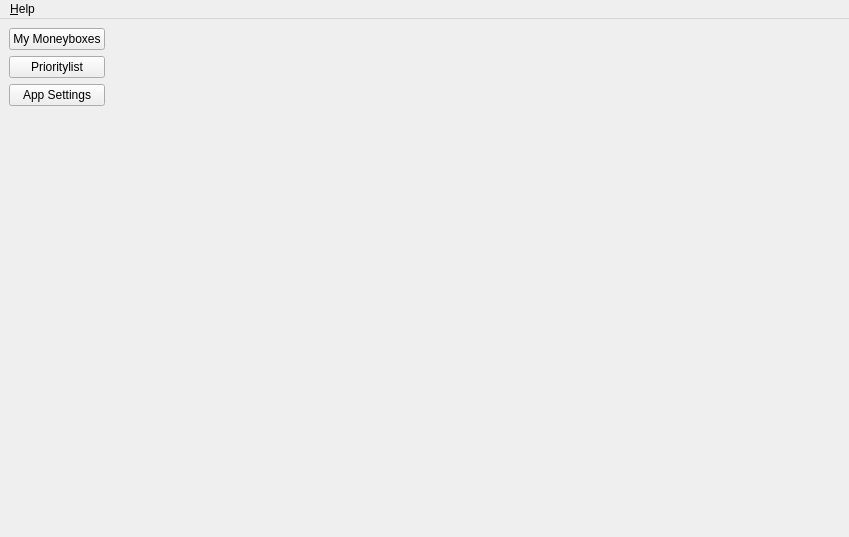
The window that src/gui/ui/static/main_window.ui (PythBuster/savings_manager_gui) describes before a commit, drawn with Qt 5.
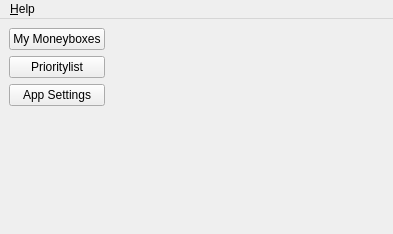
The same window after the commit.

The edit to the form file:
```diff
--- a/src/gui/ui/static/main_window.ui
+++ b/src/gui/ui/static/main_window.ui
@@ -6,8 +6,8 @@
    <rect>
     <x>0</x>
     <y>0</y>
-    <width>849</width>
-    <height>537</height>
+    <width>393</width>
+    <height>234</height>
    </rect>
   </property>
   <property name="windowTitle">
@@ -63,7 +63,7 @@
     <rect>
      <x>0</x>
      <y>0</y>
-     <width>849</width>
+     <width>393</width>
      <height>22</height>
     </rect>
    </property>
```
